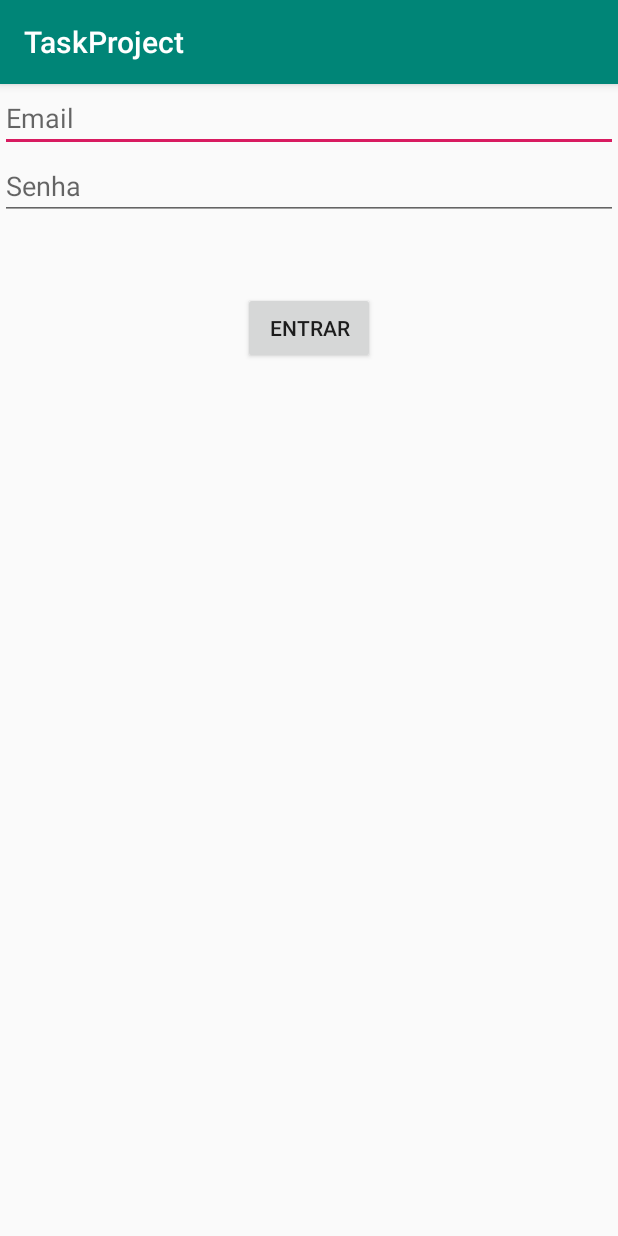
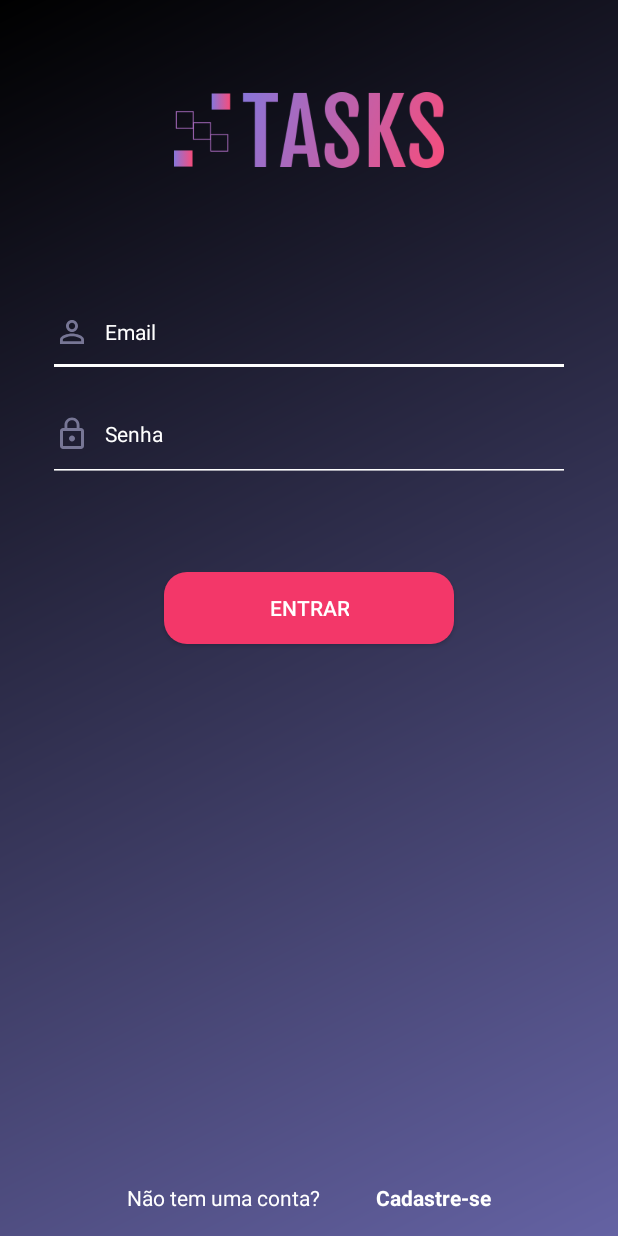
Before and after one commit to pedrvaldir/TaskProject, an Android app: the screen it shows after launch (LoginActivity), on a phone screen of 412 x 824 dp. Run offline under Robolectric (Android 15) with nearby library versions, the phone set to English and light mode, and no system bars.

Commit message:
adjusting screen login interface

```diff
--- a/app/src/main/AndroidManifest.xml
+++ b/app/src/main/AndroidManifest.xml
@@ -15,7 +15,8 @@
                 android:theme="@style/AppTheme.NoActionBar"/>
         <activity android:name=".views.RegisterActivity">
         </activity>
-        <activity android:name=".views.LoginActivity">
+        <activity android:name=".views.LoginActivity"
+                  android:theme="@style/Theme.AppCompat.Light.NoActionBar.FullScreen">
             <intent-filter>
                 <action android:name="android.intent.action.VIEW"/>
                 <action android:name="android.intent.action.MAIN"/>
--- a/app/src/main/res/layout/activity_login.xml
+++ b/app/src/main/res/layout/activity_login.xml
@@ -5,34 +5,68 @@
         xmlns:app="http://schemas.android.com/apk/res-auto"
         android:layout_width="match_parent"
         android:layout_height="match_parent"
+        android:padding="@dimen/activity_vertical_margin"
+        android:background="@drawable/linear_background"
         tools:context=".views.LoginActivity">
 
     <EditText
             android:id="@+id/editEmail"
             android:layout_width="0dp"
-            android:layout_height="wrap_content"
-            app:layout_constraintLeft_toLeftOf="parent"
-            app:layout_constraintRight_toRightOf="parent"
+            android:layout_height="50dp"
             android:hint="@string/txt_edithint_email"
-            android:inputType="textEmailAddress"/>
+            android:inputType="textEmailAddress"
+            app:layout_constraintEnd_toEndOf="parent" app:layout_constraintStart_toStartOf="parent"
+            app:layout_constraintTop_toBottomOf="@+id/imageView2" android:layout_marginTop="60dp"
+            android:layout_marginStart="16dp" android:layout_marginEnd="16dp" android:drawableLeft="@drawable/ic_user"
+            android:drawablePadding="10dp" style="@style/mWhiteEditText"/>
 
     <EditText
             android:id="@+id/editPassword"
             android:layout_width="0dp"
             android:layout_height="wrap_content"
-            app:layout_constraintLeft_toLeftOf="parent"
-            app:layout_constraintRight_toRightOf="parent"
             android:hint="@string/tx_edithint_pass"
             android:inputType="textPassword"
-            app:layout_constraintTop_toBottomOf="@+id/editEmail"/>
+            app:layout_constraintEnd_toEndOf="parent"
+            android:layout_marginEnd="16dp" app:layout_constraintStart_toStartOf="parent"
+            android:layout_marginStart="16dp" app:layout_constraintHorizontal_bias="0.0" android:layout_marginTop="16dp"
+            app:layout_constraintTop_toBottomOf="@+id/editEmail" style="@style/mWhiteEditText"
+            android:drawableLeft="@drawable/ic_lock" android:drawablePadding="10dp"/>
     <Button
             android:id="@+id/btnLogin"
             android:layout_width="wrap_content"
             android:layout_height="wrap_content"
             android:text="@string/entrar"
-            android:layout_marginTop="48dp"
-            app:layout_constraintTop_toBottomOf="@+id/editPassword" app:layout_constraintEnd_toEndOf="parent"
-            android:layout_marginEnd="8dp" app:layout_constraintStart_toStartOf="parent"
-            android:layout_marginStart="8dp"/>
+            android:layout_marginTop="60dp"
+            app:layout_constraintTop_toBottomOf="@+id/editPassword" style="@style/mDefaultButton"
+            android:layout_marginEnd="8dp" app:layout_constraintEnd_toEndOf="parent" android:layout_marginStart="8dp"
+            app:layout_constraintStart_toStartOf="parent"/>
+    <ImageView
+            android:layout_width="180dp"
+            android:layout_height="wrap_content" app:srcCompat="@drawable/ic_logotipo"
+            android:id="@+id/imageView2" android:layout_marginTop="16dp"
+            app:layout_constraintTop_toTopOf="parent" app:layout_constraintStart_toStartOf="parent"
+            android:layout_marginStart="8dp" app:layout_constraintEnd_toEndOf="parent" android:layout_marginEnd="8dp"/>
+    <TextView
+            android:text="Não tem uma conta?"
+            android:layout_width="wrap_content"
+            android:layout_height="wrap_content"
+            android:id="@+id/textView" app:layout_constraintStart_toStartOf="@+id/guideline"
+            app:layout_constraintBottom_toBottomOf="parent"
+            style="@style/mWhiteTextView"/>
+    <android.support.constraint.Guideline android:layout_width="wrap_content" android:layout_height="wrap_content"
+                                          android:id="@+id/guideline"
+                                          android:orientation="vertical"
+                                          app:layout_constraintGuide_percent="0.18"/>
+    <android.support.constraint.Guideline android:layout_width="wrap_content" android:layout_height="wrap_content"
+                                          android:id="@+id/guideline3"
+                                          android:orientation="vertical"
+                                          app:layout_constraintGuide_percent="0.82"/>
+    <TextView
+            android:text="Cadastre-se"
+            android:layout_width="wrap_content"
+            android:layout_height="wrap_content"
+            android:id="@+id/textView3"
+            app:layout_constraintBottom_toBottomOf="parent" app:layout_constraintEnd_toStartOf="@+id/guideline3"
+            style="@style/mWhiteTextView" android:textStyle="bold"/>
 
 </android.support.constraint.ConstraintLayout>
--- a/app/src/main/res/values-v21/styles.xml
+++ b/app/src/main/res/values-v21/styles.xml
@@ -4,4 +4,12 @@
         <item name="windowNoTitle">true</item>
         <item name="android:statusBarColor">@android:color/transparent</item>
     </style>
+    <style name="mWhiteEditText" parent="@android:style/TextAppearance">
+        <item name="android:textColor">#ffffff</item>
+        <item name="android:paddingBottom">20dp</item>
+        <item name="android:textColorHint">#ffffff</item>
+        <item name="android:textSize">@dimen/mainTextSize</item>
+        <item name="android:backgroundTint">#ffffff</item>
+
+    </style>
 </resources>
--- a/app/src/main/res/values/colors.xml
+++ b/app/src/main/res/values/colors.xml
@@ -1,6 +1,9 @@
 <?xml version="1.0" encoding="utf-8"?>
 <resources>
-    <color name="colorPrimary">#008577</color>
-    <color name="colorPrimaryDark">#00574B</color>
-    <color name="colorAccent">#D81B60</color>
+    <color name="colorPrimary">#6462A3</color>
+    <color name="colorPrimaryDark">#3b3a61</color>
+    <color name="colorAccent">#F33769</color>
+    <color name="colorDefaultBackground">#f6f6f6</color>
+    <color name="colorGrayText">#c1c1c1</color>
+    <color name="colorDescriptionTask">#535353</color>
 </resources>
--- a/app/src/main/res/values/dimens.xml
+++ b/app/src/main/res/values/dimens.xml
@@ -5,4 +5,5 @@
     <dimen name="nav_header_vertical_spacing">8dp</dimen>
     <dimen name="nav_header_height">176dp</dimen>
     <dimen name="fab_margin">16dp</dimen>
+    <dimen name="mainTextSize">14sp</dimen>
 </resources>
--- a/app/src/main/res/values/styles.xml
+++ b/app/src/main/res/values/styles.xml
@@ -1,5 +1,11 @@
-<resources>
+<resources xmlns:tools="http://schemas.android.com/tools">
 
+    <style name="Theme.AppCompat.Light.NoActionBar.FullScreen">
+        <item name="windowActionBar">false</item>
+        <item name="windowNoTitle">true</item>
+        <item name="android:windowFullscreen">true</item>
+        <item name="android:windowContentOverlay">@null</item>
+    </style>
     <!-- Base application theme. -->
     <style name="AppTheme" parent="Theme.AppCompat.Light.DarkActionBar">
         <!-- Customize your theme here. -->
@@ -14,4 +20,27 @@
     <style name="AppTheme.AppBarOverlay" parent="ThemeOverlay.AppCompat.Dark.ActionBar"/>
     <style name="AppTheme.PopupOverlay" parent="ThemeOverlay.AppCompat.Light"/>
 
+    <style name="mWhiteEditText" parent="@android:style/TextAppearance">
+        <item name="android:textColor">#ffffff</item>
+        <item name="android:paddingBottom">20dp</item>
+        <item name="android:textColorHint">#ffffff</item>
+        <item name="android:textSize">@dimen/mainTextSize</item>
+        <item name="android:backgroundTint" tools:targetApi="lollipop">#ffffff</item>
+    </style>
+
+    <style name="mDefaultButton" parent="@android:style/TextAppearance">
+        <item name="android:textColor">#ffffff</item>
+        <item name="android:background">@drawable/round_btn_linear</item>
+        <item name="android:textSize">@dimen/mainTextSize</item>
+        <item name="android:textAllCaps">true</item>
+        <item name="android:paddingLeft">70dp</item>
+        <item name="android:paddingRight">70dp</item>
+        <item name="android:layout_gravity">center</item>
+    </style>
+
+    <style name="mWhiteTextView" parent="@android:style/TextAppearance">
+        <item name="android:textColor">#ffffff</item>
+        <item name="android:textSize">@dimen/mainTextSize</item>
+    </style>
+
 </resources>
```
